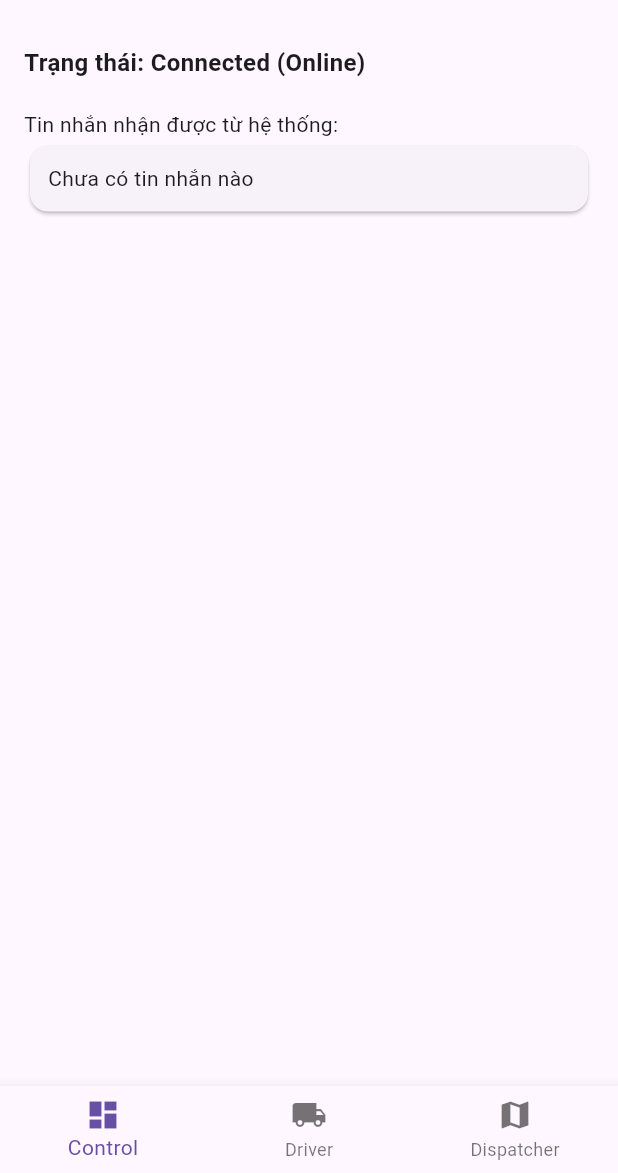
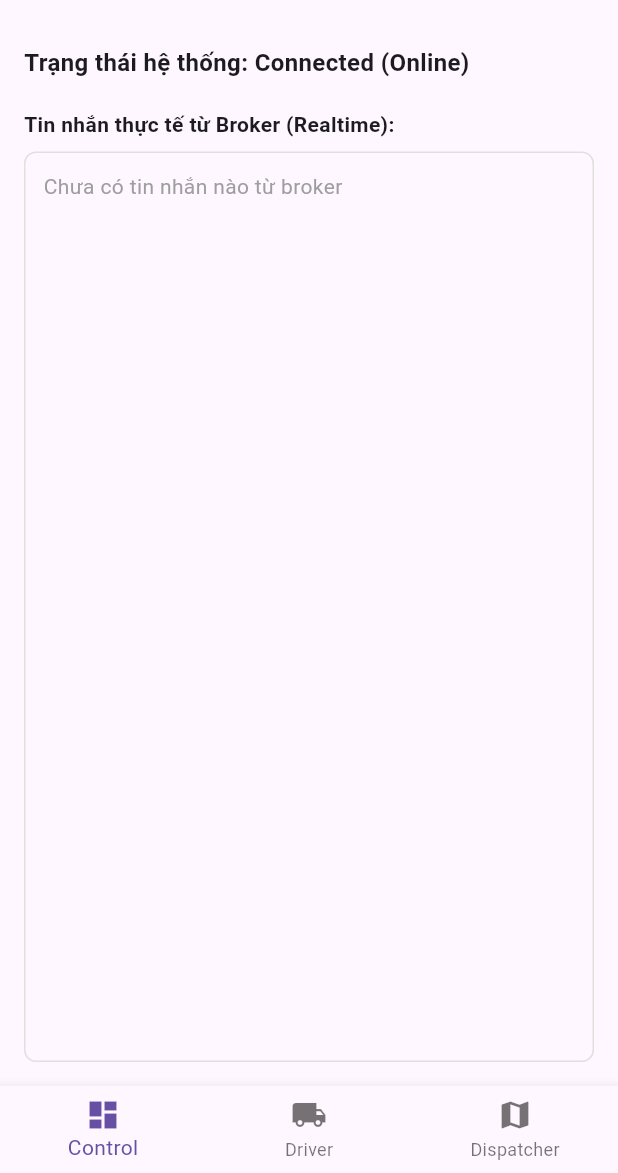
Before and after one commit to ThienMaiGloba/global-logi-pro, a Flutter app: the screen it shows after launch, on a phone screen of 412 x 824 dp, the part 63-1236 px from its top. Run offline on Flutter 3.47's test engine with Material 3 defaults, Android fonts, the phone set to English and light mode, and no system bars; missing offline and left inert: mqtt_client.

```diff
--- /dev/null
+++ b/lib/features/dispatches/presentation/dispatch_screen.dart
@@ -0,0 +1,15 @@
+import 'package:flutter/material.dart';
+
+class DispatchScreen extends StatelessWidget {
+  const DispatchScreen({super.key});
+
+  @override
+  Widget build(BuildContext context) {
+    return Scaffold(
+      appBar: AppBar(title: const Text('Global Logi Pro - Dispatch Center')),
+      body: const Center(
+        child: Text('Màn hình Điều phối Tổng hợp', style: TextStyle(fontSize: 18, fontWeight: FontWeight.bold)),
+      ),
+    );
+  }
+}
--- a/lib/main.dart
+++ b/lib/main.dart
@@ -1,20 +1,23 @@
 import 'package:flutter/material.dart';
 import 'package:global_logi_pro/core/network/mqtt_service.dart';
 import 'package:global_logi_pro/features/driver/presentation/driver_screen.dart';
+import 'package:global_logi_pro/features/dispatcher/presentation/dispatcher_screen.dart';
+import 'package:global_logi_pro/features/dispatches/presentation/dispatch_screen.dart';
 
 void main() {
-  runApp(const GlobalLogiProApp());
+  runApp(const MyApp());
 }
 
-class GlobalLogiProApp extends StatelessWidget {
-  const GlobalLogiProApp({super.key});
+class MyApp extends StatelessWidget {
+  const MyApp({super.key});
 
   @override
   Widget build(BuildContext context) {
     return MaterialApp(
       title: 'Global Logi Pro',
-      theme: ThemeData(primarySwatch: Colors.blue, useMaterial3: true),
+      theme: ThemeData(primarySwatch: Colors.blue),
       home: const MainHomeScreen(),
+      debugShowCheckedModeBanner: false,
     );
   }
 }
@@ -30,6 +33,7 @@ class _MainHomeScreenState extends State<MainHomeScreen> {
   int _currentIndex = 0;
   final MqttService _mqttService = MqttService();
   String _connectionStatus = 'Connecting...';
+  final List<String> _messages = [];
 
   @override
   void initState() {
@@ -60,18 +64,31 @@ class _MainHomeScreenState extends State<MainHomeScreen> {
           child: Column(
             crossAxisAlignment: CrossAxisAlignment.stretch,
             children: [
-              Text('Trạng thái: $_connectionStatus', style: const TextStyle(fontWeight: FontWeight.bold, fontSize: 16)),
+              Text('Trạng thái hệ thống: $_connectionStatus', style: const TextStyle(fontWeight: FontWeight.bold, fontSize: 16)),
               const SizedBox(height: 20),
-              const Text('Tin nhắn nhận được từ hệ thống:'),
-              const Card(child: Padding(padding: EdgeInsets.all(12.0), child: Text('Chưa có tin nhắn nào'))),
+              const Text('Tin nhắn thực tế từ Broker (Realtime):', style: TextStyle(fontWeight: FontWeight.w600)),
+              const SizedBox(height: 8),
+              Expanded(
+                child: Container(
+                  padding: const EdgeInsets.all(12),
+                  decoration: BoxDecoration(
+                    border: Border.all(color: Colors.grey.shade300),
+                    borderRadius: BorderRadius.circular(8),
+                  ),
+                  child: _messages.isEmpty
+                      ? const Text('Chưa có tin nhắn nào từ broker', style: TextStyle(color: Colors.grey))
+                      : ListView.builder(
+                          itemCount: _messages.length,
+                          itemBuilder: (context, index) => Text(_messages[index]),
+                        ),
+                ),
+              ),
             ],
           ),
         ),
       ),
       const DriverScreen(),
-      const Scaffold(
-        body: Center(child: Text('Dispatcher Console: Live Map & Fleet Routing', style: TextStyle(fontSize: 18))),
-      ),
+      const DispatcherScreen(),
     ];
 
     return Scaffold(
```
